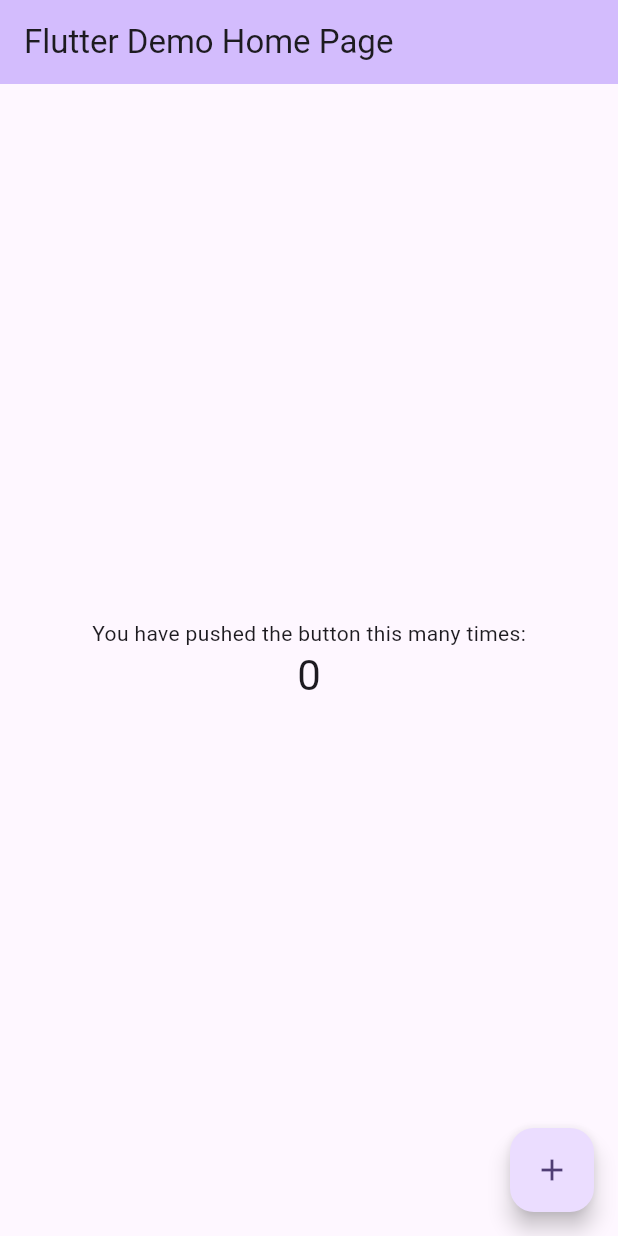
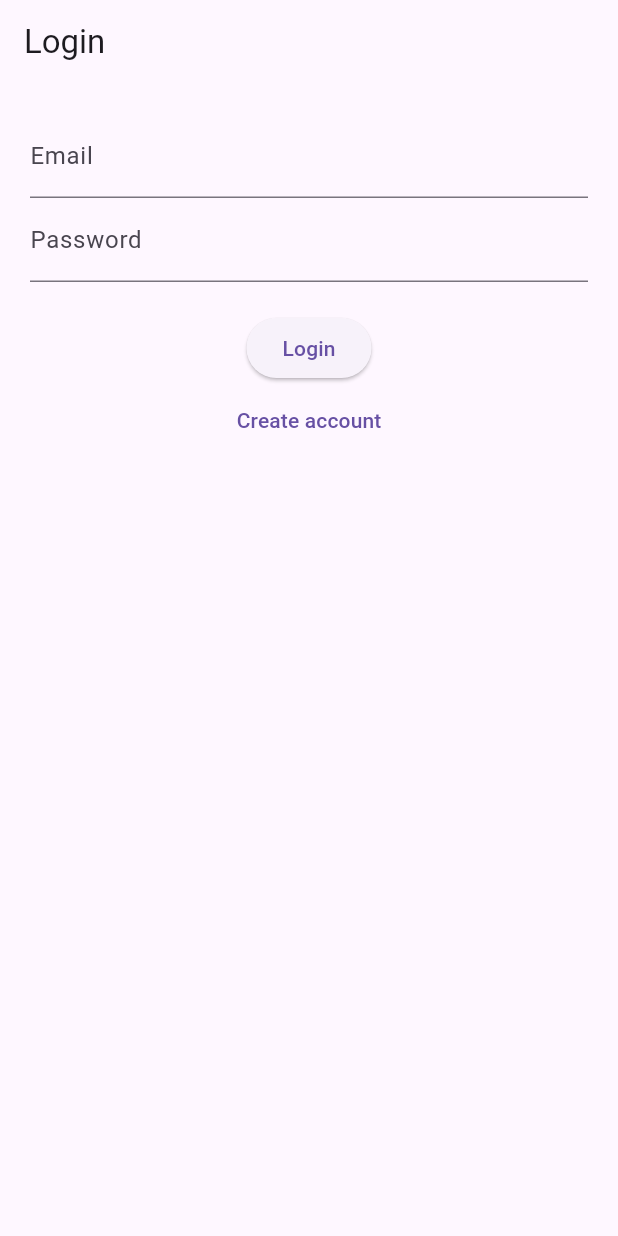
Before and after one commit to jggsu00/cw6, a Flutter app: the screen it shows after launch, on a phone screen of 412 x 824 dp. Run offline on Flutter 3.47's test engine with Material 3 defaults, Android fonts, the phone set to English and light mode, and no system bars; our stand-ins replace firebase_auth, firebase_core; accounts and stored records are empty.

Commit message:
added the login screen

```diff
--- /dev/null
+++ b/lib/login_screen.dart
@@ -0,0 +1,54 @@
+import 'package:flutter/material.dart';
+import 'package:firebase_auth/firebase_auth.dart';
+
+class LoginScreen extends StatefulWidget {
+  @override
+  _LoginScreenState createState() => _LoginScreenState();
+}
+
+class _LoginScreenState extends State<LoginScreen> {
+  final emailCtrl = TextEditingController();
+  final passCtrl = TextEditingController();
+  bool isLogin = true;
+
+  Future<void> authAction() async {
+    try {
+      if (isLogin) {
+        await FirebaseAuth.instance.signInWithEmailAndPassword(
+          email: emailCtrl.text,
+          password: passCtrl.text,
+        );
+      } else {
+        await FirebaseAuth.instance.createUserWithEmailAndPassword(
+          email: emailCtrl.text,
+          password: passCtrl.text,
+        );
+      }
+    } catch (e) {
+      print(e);
+      ScaffoldMessenger.of(context).showSnackBar(SnackBar(
+        content: Text('Auth error: ${e.toString()}'),
+      ));
+    }
+  }
+
+  @override
+  Widget build(BuildContext context) {
+    return Scaffold(
+      appBar: AppBar(title: Text(isLogin ? 'Login' : 'Register')),
+      body: Padding(
+        padding: const EdgeInsets.all(20),
+        child: Column(children: [
+          TextField(controller: emailCtrl, decoration: InputDecoration(labelText: 'Email')),
+          TextField(controller: passCtrl, decoration: InputDecoration(labelText: 'Password'), obscureText: true),
+          SizedBox(height: 20),
+          ElevatedButton(onPressed: authAction, child: Text(isLogin ? 'Login' : 'Register')),
+          TextButton(
+            onPressed: () => setState(() => isLogin = !isLogin),
+            child: Text(isLogin ? 'Create account' : 'Already have an account?'),
+          )
+        ]),
+      ),
+    );
+  }
+}
--- a/lib/main.dart
+++ b/lib/main.dart
@@ -1,125 +1,28 @@
 import 'package:flutter/material.dart';
+import 'package:firebase_core/firebase_core.dart';
+import 'login_screen.dart';
+import 'package:firebase_auth/firebase_auth.dart';
 
-void main() {
-  runApp(const MyApp());
+void main() async {
+  WidgetsFlutterBinding.ensureInitialized();
+  await Firebase.initializeApp();
+  runApp(MyApp());
 }
 
 class MyApp extends StatelessWidget {
-  const MyApp({super.key});
-
-  // This widget is the root of your application.
   @override
   Widget build(BuildContext context) {
     return MaterialApp(
-      title: 'Flutter Demo',
-      theme: ThemeData(
-        // This is the theme of your application.
-        //
-        // TRY THIS: Try running your application with "flutter run". You'll see
-        // the application has a purple toolbar. Then, without quitting the app,
-        // try changing the seedColor in the colorScheme below to Colors.green
-        // and then invoke "hot reload" (save your changes or press the "hot
-        // reload" button in a Flutter-supported IDE, or press "r" if you used
-        // the command line to start the app).
-        //
-        // Notice that the counter didn't reset back to zero; the application
-        // state is not lost during the reload. To reset the state, use hot
-        // restart instead.
-        //
-        // This works for code too, not just values: Most code changes can be
-        // tested with just a hot reload.
-        colorScheme: ColorScheme.fromSeed(seedColor: Colors.deepPurple),
-        useMaterial3: true,
+      title: 'CW06 Task Manager',
+      theme: ThemeData(primarySwatch: Colors.indigo),
+      home: StreamBuilder<User?>(
+        stream: FirebaseAuth.instance.authStateChanges(),
+        builder: (context, snapshot) {
+          if (snapshot.connectionState == ConnectionState.waiting)
+            return CircularProgressIndicator();
+          return snapshot.hasData ? TaskListScreen() : LoginScreen();
+        },
       ),
-      home: const MyHomePage(title: 'Flutter Demo Home Page'),
     );
   }
 }
-
-class MyHomePage extends StatefulWidget {
-  const MyHomePage({super.key, required this.title});
-
-  // This widget is the home page of your application. It is stateful, meaning
-  // that it has a State object (defined below) that contains fields that affect
-  // how it looks.
-
-  // This class is the configuration for the state. It holds the values (in this
-  // case the title) provided by the parent (in this case the App widget) and
-  // used by the build method of the State. Fields in a Widget subclass are
-  // always marked "final".
-
-  final String title;
-
-  @override
-  State<MyHomePage> createState() => _MyHomePageState();
-}
-
-class _MyHomePageState extends State<MyHomePage> {
-  int _counter = 0;
-
-  void _incrementCounter() {
-    setState(() {
-      // This call to setState tells the Flutter framework that something has
-      // changed in this State, which causes it to rerun the build method below
-      // so that the display can reflect the updated values. If we changed
-      // _counter without calling setState(), then the build method would not be
-      // called again, and so nothing would appear to happen.
-      _counter++;
-    });
-  }
-
-  @override
-  Widget build(BuildContext context) {
-    // This method is rerun every time setState is called, for instance as done
-    // by the _incrementCounter method above.
-    //
-    // The Flutter framework has been optimized to make rerunning build methods
-    // fast, so that you can just rebuild anything that needs updating rather
-    // than having to individually change instances of widgets.
-    return Scaffold(
-      appBar: AppBar(
-        // TRY THIS: Try changing the color here to a specific color (to
-        // Colors.amber, perhaps?) and trigger a hot reload to see the AppBar
-        // change color while the other colors stay the same.
-        backgroundColor: Theme.of(context).colorScheme.inversePrimary,
-        // Here we take the value from the MyHomePage object that was created by
-        // the App.build method, and use it to set our appbar title.
-        title: Text(widget.title),
-      ),
-      body: Center(
-        // Center is a layout widget. It takes a single child and positions it
-        // in the middle of the parent.
-        child: Column(
-          // Column is also a layout widget. It takes a list of children and
-          // arranges them vertically. By default, it sizes itself to fit its
-          // children horizontally, and tries to be as tall as its parent.
-          //
-          // Column has various properties to control how it sizes itself and
-          // how it positions its children. Here we use mainAxisAlignment to
-          // center the children vertically; the main axis here is the vertical
-          // axis because Columns are vertical (the cross axis would be
-          // horizontal).
-          //
-          // TRY THIS: Invoke "debug painting" (choose the "Toggle Debug Paint"
-          // action in the IDE, or press "p" in the console), to see the
-          // wireframe for each widget.
-          mainAxisAlignment: MainAxisAlignment.center,
-          children: <Widget>[
-            const Text(
-              'You have pushed the button this many times:',
-            ),
-            Text(
-              '$_counter',
-              style: Theme.of(context).textTheme.headlineMedium,
-            ),
-          ],
-        ),
-      ),
-      floatingActionButton: FloatingActionButton(
-        onPressed: _incrementCounter,
-        tooltip: 'Increment',
-        child: const Icon(Icons.add),
-      ), // This trailing comma makes auto-formatting nicer for build methods.
-    );
-  }
-}
--- a/pubspec.yaml
+++ b/pubspec.yaml
@@ -30,7 +30,10 @@ environment:
 dependencies:
   flutter:
     sdk: flutter
-
+  firebase_core: ^2.0.0
+  firebase_auth: ^4.0.0
+  cloud_firestore: ^4.0.0
+  provider: ^6.0.0
   # The following adds the Cupertino Icons font to your application.
   # Use with the CupertinoIcons class for iOS style icons.
   cupertino_icons: ^1.0.8
```
Also changed, not shown: pubspec.lock, 10 other files.
